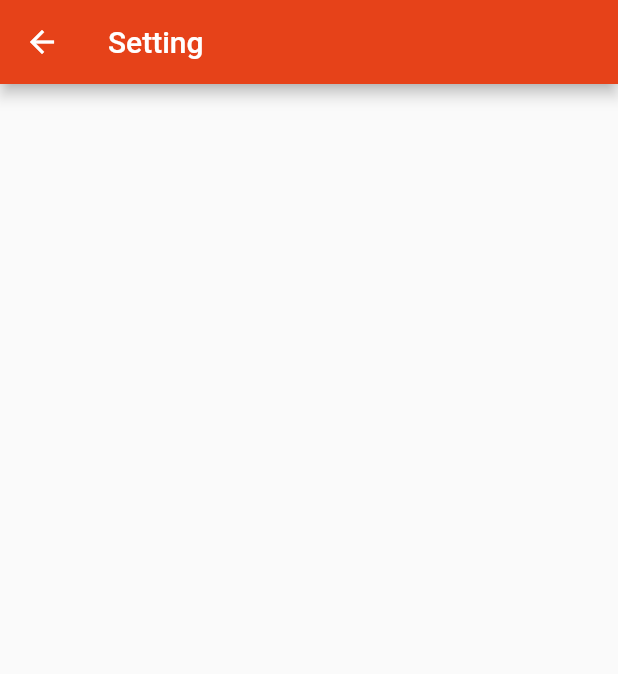
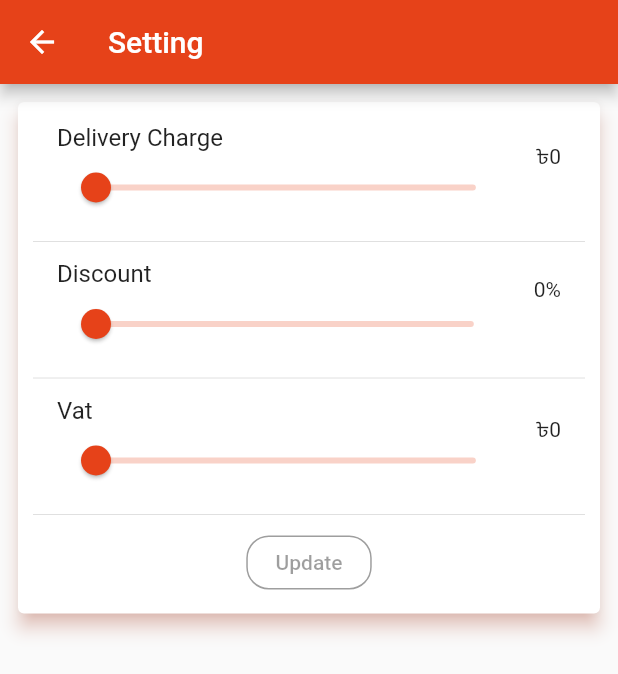
Before and after one commit to devfoyzur17/e_commerce_admin_app, a Flutter app: the SettingPage screen opened by its route, on a phone screen of 412 x 824 dp. Shown: the top 674 px of the screen. Run offline on Flutter 3.47's test engine with Material 2 defaults, Android fonts, the phone set to English and light mode, and no system bars; our stand-ins replace cloud_firestore, firebase_auth, firebase_core, firebase_storage, image_picker; accounts and stored records are empty.

Commit message:
add setting page

```diff
--- a/lib/db/db_helper.dart
+++ b/lib/db/db_helper.dart
@@ -1,5 +1,6 @@
 import 'package:cloud_firestore/cloud_firestore.dart';
 import 'package:e_commerce_admin_app/models/category_model.dart';
+import 'package:e_commerce_admin_app/models/order_constants_model.dart';
 import 'package:e_commerce_admin_app/models/product_model.dart';
 import 'package:e_commerce_admin_app/models/purchase_model.dart';
 
@@ -11,8 +12,8 @@ class DBHelper {
   static String collectionUsers = "User";
   static String collectionOrder = "Order";
   static String collectionOrderDetails = "OrderDetails";
-  static String collectionSettings = "Setting";
-  static String documentConstant = "OrderConstant";
+  static String collectionOrderSettings = "Setting";
+  static String documentOrderConstant = "OrderConstant";
 
   static final FirebaseFirestore _db = FirebaseFirestore.instance;
 
@@ -27,10 +28,18 @@ class DBHelper {
     return doc.set(categoryModel.toMap());
   }
 
-  static Future<void> rePurchase(PurchaseModel purchaseModel){
+  static Future<void> addOrderConstants(OrderConstantsModel orderConstantsModel)=>
+    _db.collection(collectionOrderSettings).doc(documentOrderConstant).set(orderConstantsModel.toMap());
+
+
+  static Future<void> rePurchase(PurchaseModel purchaseModel, CategoryModel catModel){
+    final wb = _db.batch();
     final doc = _db.collection(collectionPurchase).doc();
     purchaseModel.id = doc.id;
-    return doc.set(purchaseModel.toMap());
+    wb.set(doc, purchaseModel.toMap());
+    final catDoc = _db.collection(collectionCategory).doc(catModel.catId);
+    wb.update(catDoc, {categoryProductCount : catModel.categoryCount});
+    return wb.commit();
 
   }
 
@@ -62,6 +71,9 @@ class DBHelper {
   static Stream<QuerySnapshot<Map<String, dynamic>>> getAllProducts() =>
       _db.collection(collectionProducts).snapshots();
 
+  static Stream<DocumentSnapshot<Map<String, dynamic>>> getAllOrderConstants() =>
+      _db.collection(collectionOrderSettings).doc(documentOrderConstant).snapshots();
+
   static Stream<DocumentSnapshot<Map<String, dynamic>>> getProductById(
           String id) =>
       _db.collection(collectionProducts).doc(id).snapshots();
--- a/lib/main.dart
+++ b/lib/main.dart
@@ -9,6 +9,7 @@ import 'package:e_commerce_admin_app/pages/products_page.dart';
 import 'package:e_commerce_admin_app/pages/report_page.dart';
 import 'package:e_commerce_admin_app/pages/setting_page.dart';
 import 'package:e_commerce_admin_app/pages/user_page.dart';
+import 'package:e_commerce_admin_app/providers/order_provider.dart';
 import 'package:e_commerce_admin_app/providers/product_provider.dart';
 import 'package:firebase_core/firebase_core.dart';
 import 'package:flutter/material.dart';
@@ -19,6 +20,7 @@ void main() async {
   await Firebase.initializeApp();
   runApp(MultiProvider(providers: [
     ChangeNotifierProvider(create: (_) => ProductProvider()),
+    ChangeNotifierProvider(create: (_) => OrderProvider()),
   ], child: const MyApp()));
 }
 
--- /dev/null
+++ b/lib/models/order_constants_model.dart
@@ -0,0 +1,30 @@
+const String deliveryChargeKey = "deliveryCharge";
+const String discountKey = "discount";
+const String vatKey = "vat";
+
+class OrderConstantsModel {
+  num deliveryCharge;
+  num discount;
+  num vat;
+
+  OrderConstantsModel({
+    this.deliveryCharge=0,
+    this.discount=0,
+    this.vat=0,
+  });
+
+  Map<String, dynamic> toMap() {
+    return <String, dynamic>{
+      deliveryChargeKey: deliveryCharge,
+      discountKey: discount,
+      vatKey: vat,
+    };
+  }
+
+  factory OrderConstantsModel.fromMap(Map<String, dynamic> map) =>
+      OrderConstantsModel(
+        deliveryCharge: map[deliveryChargeKey],
+        discount: map[discountKey],
+        vat: map[vatKey],
+      );
+}
--- a/lib/pages/product_details_page.dart
+++ b/lib/pages/product_details_page.dart
@@ -53,7 +53,7 @@ class ProductDetailsPage extends StatelessWidget {
                           _showRePurchaseBottomSheet(context,
                               (quantity, price, date) {
                             provider
-                                .rePurchase(pId, quantity, price, date)
+                                .rePurchase(pId, quantity, price, date, product.category!)
                                 .then((value) {
                               Navigator.pop(context);
                             }).catchError((error) {
--- a/lib/pages/setting_page.dart
+++ b/lib/pages/setting_page.dart
@@ -1,8 +1,34 @@
+import 'package:e_commerce_admin_app/providers/order_provider.dart';
+import 'package:e_commerce_admin_app/providers/product_provider.dart';
 import 'package:flutter/material.dart';
+import 'package:provider/provider.dart';
 
-class SettingPage extends StatelessWidget {
-  static const routeName ="setting-page";
+class SettingPage extends StatefulWidget {
+  static const routeName = "setting-page";
   const SettingPage({Key? key}) : super(key: key);
+
+  @override
+  State<SettingPage> createState() => _SettingPageState();
+}
+
+class _SettingPageState extends State<SettingPage> {
+  late ProductProvider productProvider;
+  late OrderProvider orderProvider;
+  double deliveryChargeSliderValue = 0;
+  double discountSliderValue = 0;
+  double vatSliderValue = 0;
+  bool needUpdate = false;
+  @override
+  void didChangeDependencies() {
+    productProvider = Provider.of<ProductProvider>(context, listen: false);
+    orderProvider = Provider.of<OrderProvider>(context, listen: false);
+    orderProvider.getOrderConstants();
+    deliveryChargeSliderValue = orderProvider.orderConstantsModel.deliveryCharge.toDouble();
+    discountSliderValue = orderProvider.orderConstantsModel.discount.toDouble();
+    vatSliderValue = orderProvider.orderConstantsModel.vat.toDouble();
+
+    super.didChangeDependencies();
+  }
 
   @override
   Widget build(BuildContext context) {
@@ -10,6 +36,95 @@ class SettingPage extends StatelessWidget {
       appBar: AppBar(
         title: Text("Setting"),
       ),
+      body: ListView(
+        padding: const EdgeInsets.all(8),
+        children: [
+          Card(
+            elevation: 5,
+            shadowColor: Theme.of(context).primaryColor.withOpacity(0.5),
+            child: Padding(
+              padding: EdgeInsets.all(10),
+              child: Column(
+                children: [
+                  ListTile(
+                    title: Text("Delivery Charge"),
+                    trailing: Text("৳${deliveryChargeSliderValue.round()}"),
+                    subtitle: Slider(
+                      value: deliveryChargeSliderValue.toDouble(),
+                      min: 0,
+                      max: 500,
+                      divisions: 50,
+                      label: deliveryChargeSliderValue.toStringAsFixed(0),
+                      onChanged: (double value) {
+                        setState(() {
+                          deliveryChargeSliderValue = value;
+                          _checkUpdate();
+                        });
+                      },
+                    ),
+                  ),
+                  Divider(),
+                  ListTile(
+                    title: Text("Discount"),
+                    trailing: Text("${discountSliderValue.round()}%"),
+                    subtitle: Slider(
+                      value: discountSliderValue.toDouble(),
+                      min: 0,
+                      max: 100,
+                      divisions: 100,
+                      label: discountSliderValue.toStringAsFixed(0),
+                      onChanged: (double value) {
+                        setState(() {
+                          discountSliderValue = value;
+                          _checkUpdate();
+                        });
+                      },
+                    ),
+                  ),
+                  Divider(),
+                  ListTile(
+                    title: Text("Vat"),
+                    trailing: Text("৳${vatSliderValue.round()}"),
+                    subtitle: Slider(
+                      value: vatSliderValue.toDouble(),
+                      min: 0,
+                      max: 150,
+                      divisions: 150,
+                      label: vatSliderValue.toStringAsFixed(0),
+                      onChanged: (double value) {
+                        setState(() {
+                          vatSliderValue = value;
+                          _checkUpdate();
+                        });
+                      },
+                    ),
+                  ),
+                  Divider(),
+                  OutlinedButton(
+                    style: OutlinedButton.styleFrom(
+                        shape: RoundedRectangleBorder(
+                          borderRadius: BorderRadius.circular(15),
+                        ),
+                        side: BorderSide(
+                            color: needUpdate? Theme.of(context).primaryColor: Colors.grey)),
+                    onPressed: needUpdate ? () {
+
+                    }:null,
+                    child: const Text(' Update '),
+                  ),
+                ],
+              ),
+            ),
+          ),
+        ],
+      ),
     );
   }
+
+  void _checkUpdate() {
+      needUpdate =
+          deliveryChargeSliderValue != orderProvider.orderConstantsModel.deliveryCharge.toDouble() ||
+          discountSliderValue != orderProvider.orderConstantsModel.discount.toDouble() ||
+          vatSliderValue != orderProvider.orderConstantsModel.vat.toDouble();
+  }
 }
--- /dev/null
+++ b/lib/providers/order_provider.dart
@@ -0,0 +1,20 @@
+import 'package:e_commerce_admin_app/db/db_helper.dart';
+import 'package:e_commerce_admin_app/models/order_constants_model.dart';
+import 'package:flutter/cupertino.dart';
+
+class OrderProvider extends ChangeNotifier {
+  OrderConstantsModel orderConstantsModel = OrderConstantsModel();
+
+  Future<void> addOrderConstants(OrderConstantsModel orderConstantsModel) =>
+      DBHelper.addOrderConstants(orderConstantsModel);
+
+  getOrderConstants() {
+    DBHelper.getAllOrderConstants().listen((event) {
+      if (event.exists) {
+        orderConstantsModel = OrderConstantsModel.fromMap(event.data()!);
+
+        notifyListeners();
+      }
+    });
+  }
+}
--- a/lib/providers/product_provider.dart
+++ b/lib/providers/product_provider.dart
@@ -18,7 +18,9 @@ class ProductProvider extends ChangeNotifier {
   Future<void> addCategory(CategoryModel categoryModel) =>
       DBHelper.addNewCategory(categoryModel);
 
-  Future<void> rePurchase(String pId, num quantity, num price, DateTime date) {
+  Future<void> rePurchase(String pId, num quantity, num price, DateTime date, String category) {
+    final catModel = getCategoryModelByCatName(category);
+    catModel.categoryCount += quantity;
     final purchaseModel = PurchaseModel(
         dateModel: DateModel(
             timestamp: Timestamp.fromDate(date),
@@ -31,7 +33,7 @@ class ProductProvider extends ChangeNotifier {
 
     );
 
-    return DBHelper.rePurchase(purchaseModel);
+    return DBHelper.rePurchase(purchaseModel, catModel);
   }
 
   Future<void> addNewProduct(
```
